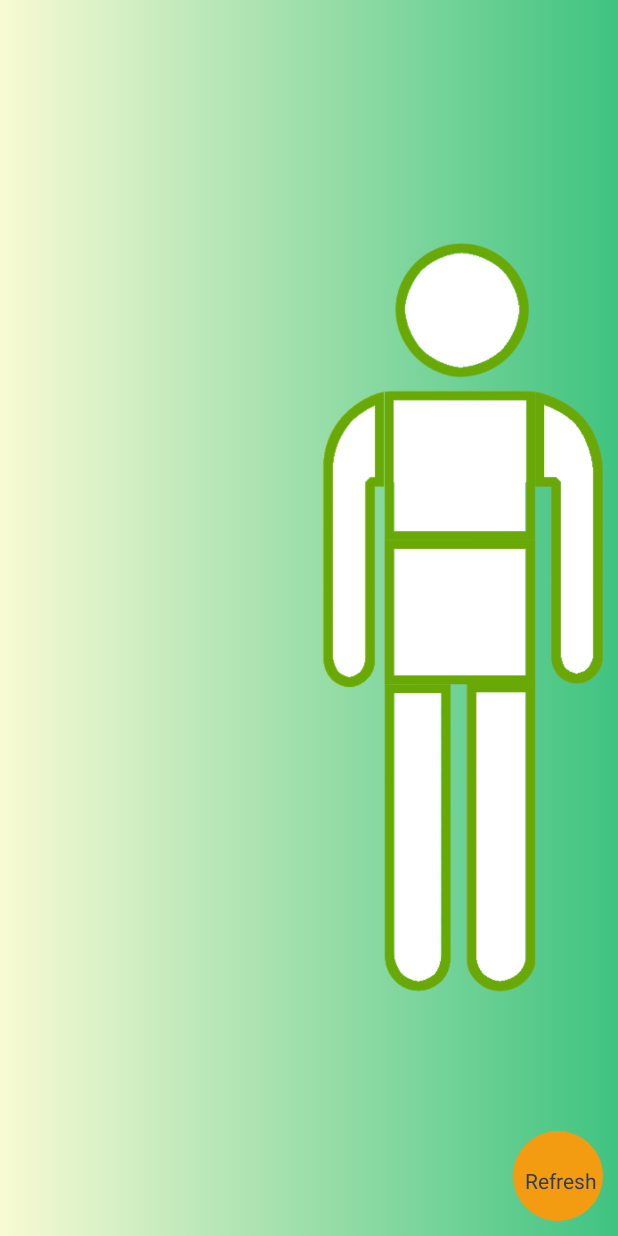
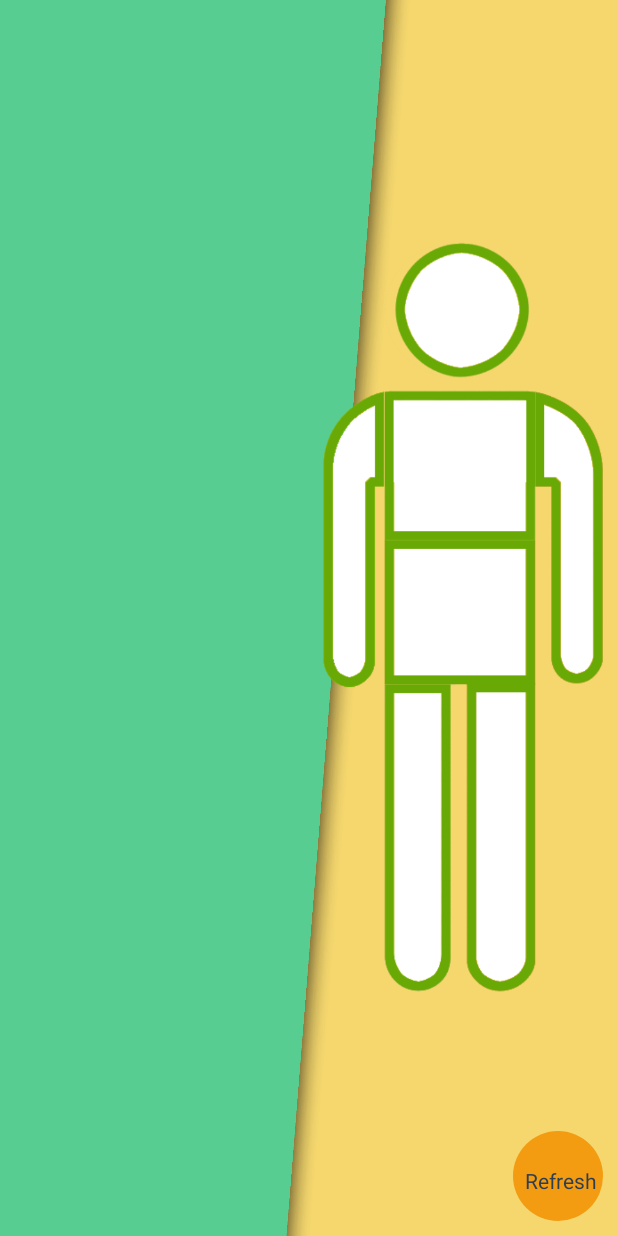
Before and after one commit to Bazhunga/Parakeet, an Android app: the layout activity_main__patient_detail.xml on its own in the app's theme, with its tools: preview values and no code run, on a phone screen of 412 x 824 dp. Run offline under Robolectric (Android 15) with nearby library versions, the phone set to English and light mode, and no system bars.

Commit message:
Changed background to somethhing much more exciting

```diff
--- a/Parakeet/app/src/main/res/layout/activity_main__patient_detail.xml
+++ b/Parakeet/app/src/main/res/layout/activity_main__patient_detail.xml
@@ -5,7 +5,7 @@
     android:layout_width="fill_parent"
     android:layout_height="fill_parent"
     android:weightSum="2"
-    android:background="@drawable/grad_bg"
+    android:background="@drawable/mainbg3"
     xmlns:android="http://schemas.android.com/apk/res/android">
         <LinearLayout
             android:layout_width="fill_parent"
```
Also changed, not shown: Parakeet/app/src/main/res/drawable-nodpi/mainbg.png (added), Parakeet/app/src/main/res/drawable-nodpi/mainbg2.png (added), Parakeet/app/src/main/res/drawable-nodpi/mainbg3.png (added).
